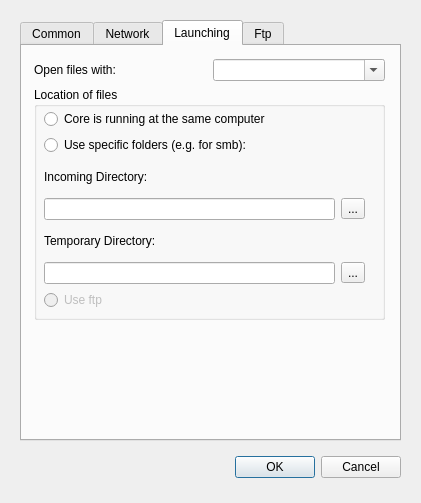
Before: the Qt Designer form juicer/src/qajoptionsdialogbase.ui in applejuicenetz/gui-juicer, drawn with Qt 5.
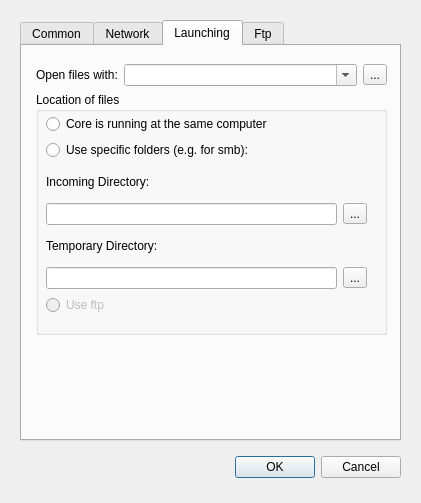
After: the same form once the commit is applied. The open tabs and pages were chosen to show the change.

Commit message: cleaned AjSocket and AjApplication added a flie chooser dialog for selecting the launcher application

```diff
--- a/juicer/src/qajoptionsdialogbase.ui
+++ b/juicer/src/qajoptionsdialogbase.ui
@@ -413,10 +413,10 @@
     <widget class="QWidget" name="layoutWidget" >
      <property name="geometry" >
       <rect>
-       <x>12</x>
-       <y>13</y>
+       <x>14</x>
+       <y>18</y>
        <width>351</width>
-       <height>261</height>
+       <height>271</height>
       </rect>
      </property>
      <layout class="QVBoxLayout" >
@@ -436,6 +436,14 @@
         </property>
         <item>
          <widget class="QLabel" name="label_22" >
+          <property name="sizePolicy" >
+           <sizepolicy>
+            <hsizetype>0</hsizetype>
+            <vsizetype>0</vsizetype>
+            <horstretch>0</horstretch>
+            <verstretch>0</verstretch>
+           </sizepolicy>
+          </property>
           <property name="text" >
            <string>Open files with:</string>
           </property>
@@ -448,6 +456,13 @@
           </property>
          </widget>
         </item>
+        <item>
+         <widget class="QToolButton" name="launcherButton" >
+          <property name="text" >
+           <string>...</string>
+          </property>
+         </widget>
+        </item>
        </layout>
       </item>
       <item>
```
The commit also changes 9 other files.
